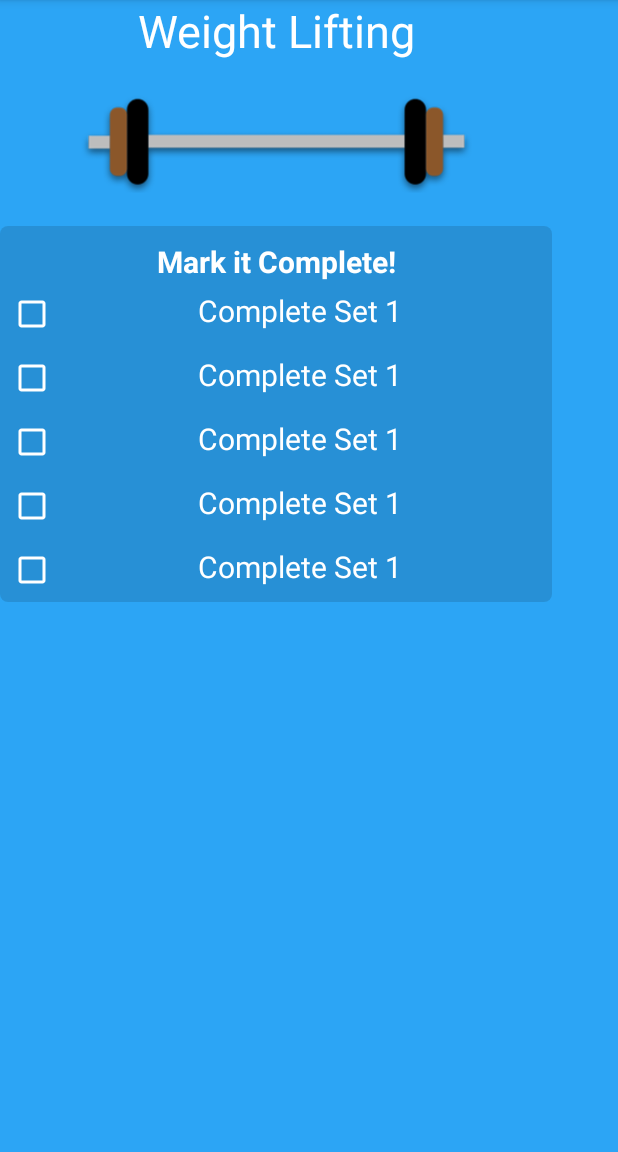
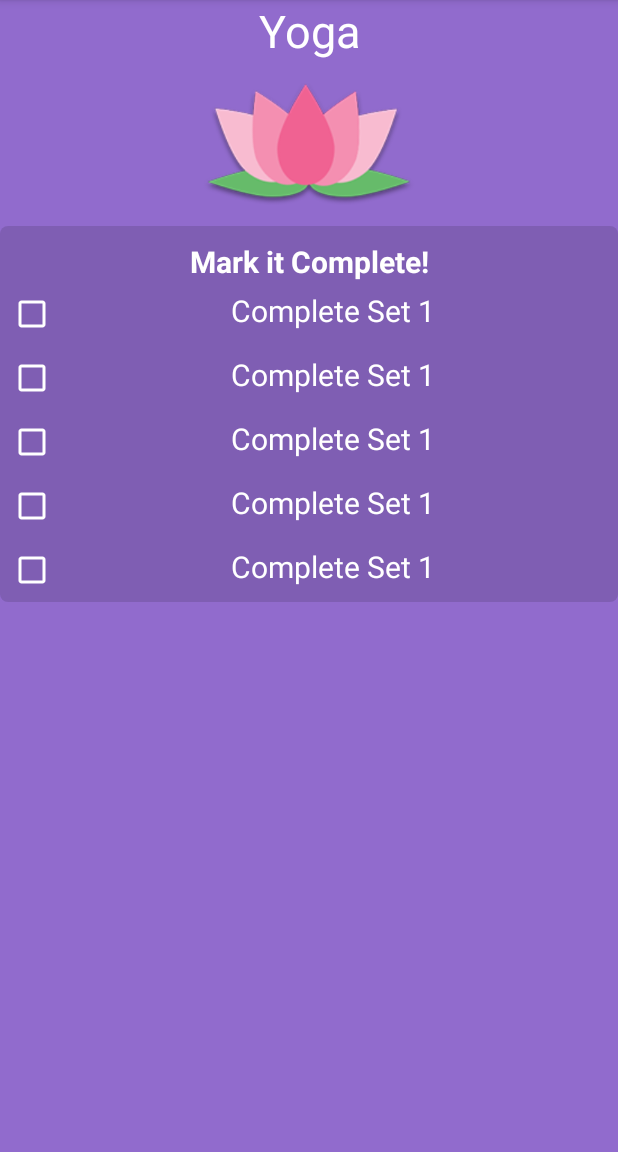
Before and after one commit to Catravine/flaborfit, an Android app: the screen it shows after launch (DetailsActivity), after a tap on "15%", on a phone screen of 412 x 824 dp, the part 84-1236 px from its top. Run offline under Robolectric (Android 15) with nearby library versions, the phone set to English and light mode, and no system bars.

Commit message:
Re-added different settings for different exercise details (lost somehow)

```diff
--- a/app/src/main/java/com/carolinecourtney/flaborfit/DetailsActivity.java
+++ b/app/src/main/java/com/carolinecourtney/flaborfit/DetailsActivity.java
@@ -1,7 +1,9 @@
 package com.carolinecourtney.flaborfit;
 
+import android.graphics.Color;
 import android.support.v7.app.AppCompatActivity;
 import android.os.Bundle;
+import android.widget.LinearLayout;
 import android.widget.TextView;
 import android.widget.ImageView;
 
@@ -11,8 +13,25 @@ public class DetailsActivity extends AppCompatActivity {
     protected void onCreate(Bundle savedInstanceState) {
         super.onCreate(savedInstanceState);
         setContentView(R.layout.activity_details);
+//        SharedPreferences sharedPref = PreferenceManager.getDefaultSharedPreferences(this);
+//        System.out.println(sharedPref);
 
-        TextView exerciseTitle = (TextView)findViewById(R.id.exerciseTitle);
+        TextView exerciseText = (TextView)findViewById(R.id.exerciseTitle);
         ImageView exersizeImage = (ImageView)findViewById(R.id.exerciseImage);
+        LinearLayout mainBG = (LinearLayout)findViewById(R.id.mainBG);
+
+        String exerciseTitle = getIntent().getStringExtra(MainActivity.EXTRA_ITEM_TITLE);
+        exerciseText.setText(exerciseTitle);
+
+        if (exerciseTitle.equalsIgnoreCase(MainActivity.EXERCISE_WEIGHT)) {
+            exersizeImage.setImageDrawable(getResources().getDrawable(R.drawable.weight));
+            mainBG.setBackgroundColor(Color.parseColor("#2ca5f5"));
+        } else if (exerciseTitle.equalsIgnoreCase(MainActivity.EXERCISE_YOGA)) {
+            exersizeImage.setImageDrawable(getResources().getDrawable(R.drawable.lotus));
+            mainBG.setBackgroundColor(Color.parseColor("#916bcd"));
+        } else {
+            exersizeImage.setImageDrawable(getResources().getDrawable(R.drawable.heart));
+            mainBG.setBackgroundColor(Color.parseColor("#52ad56"));
+        }
     }
 }
--- a/app/src/main/res/layout/activity_details.xml
+++ b/app/src/main/res/layout/activity_details.xml
@@ -1,19 +1,17 @@
 <?xml version="1.0" encoding="utf-8"?>
-<android.support.constraint.ConstraintLayout xmlns:android="http://schemas.android.com/apk/res/android"
+
+    <LinearLayout
+    xmlns:android="http://schemas.android.com/apk/res/android"
     xmlns:app="http://schemas.android.com/apk/res-auto"
     xmlns:tools="http://schemas.android.com/tools"
-    android:id="@+id/mainBG"
-    android:layout_width="match_parent"
-    android:layout_height="match_parent"
-    android:background="#2ca5f5"
+        android:id="@+id/mainBG"
+        android:layout_width="match_parent"
+        android:layout_height="match_parent"
+        android:orientation="vertical"
+        android:background="#2ca5f5"
+        tools:layout_editor_absoluteX="8dp"
+        tools:layout_editor_absoluteY="8dp"
     tools:context="com.carolinecourtney.flaborfit.DetailsActivity">
-
-    <LinearLayout
-        android:layout_width="368dp"
-        android:layout_height="495dp"
-        android:orientation="vertical"
-        tools:layout_editor_absoluteX="8dp"
-        tools:layout_editor_absoluteY="8dp">
 
         <TextView
             android:id="@+id/exerciseTitle"
@@ -112,4 +110,3 @@
                 app:buttonTint="#fff" />
         </LinearLayout>
     </LinearLayout>
-</android.support.constraint.ConstraintLayout>
```
Also changed, not shown: app/src/main/java/com/carolinecourtney/flaborfit/SettingsActivity.java (+21 -19 lines), app/src/main/res/xml/preferences.xml (added, +8 -0 lines).
